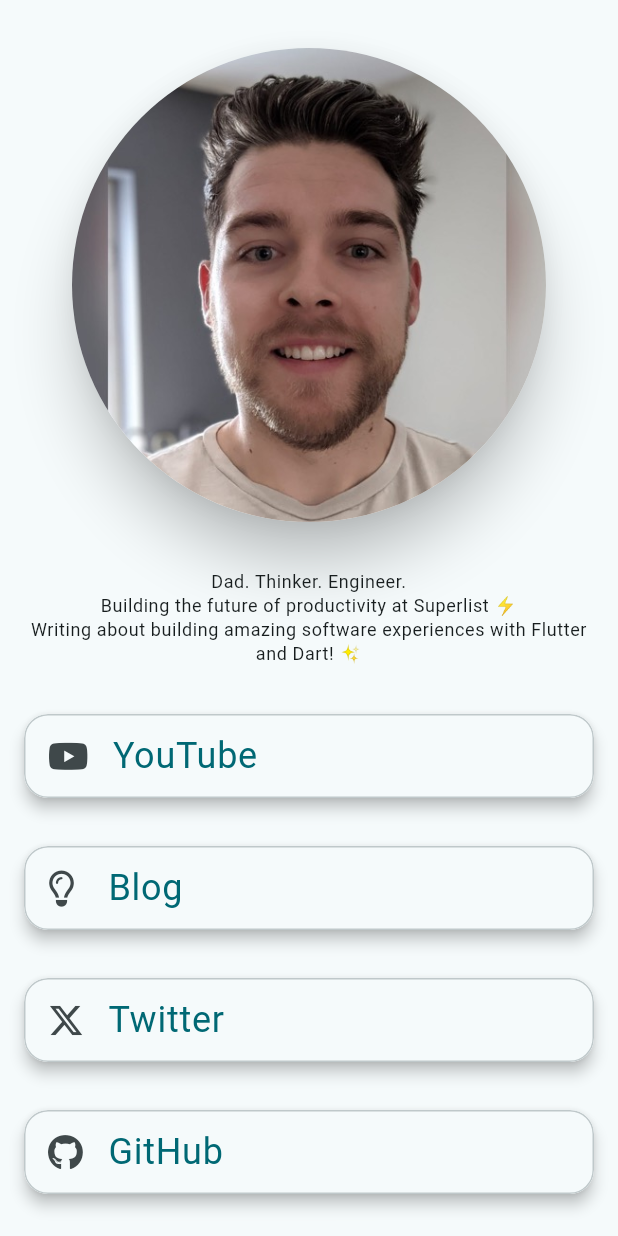
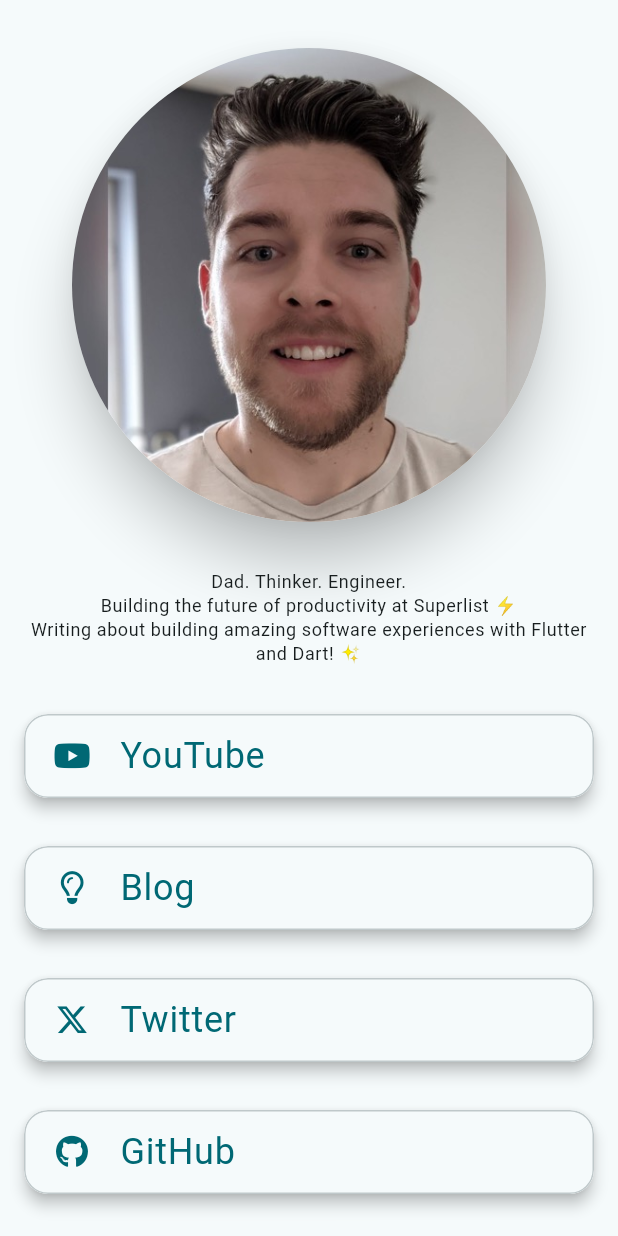
Before and after one commit to CillianMyles/cillianmyles.com, a Flutter app: the screen it shows after launch, on a phone screen of 412 x 824 dp. Run offline on Flutter 3.47's test engine with Material 3 defaults, Android fonts, the phone set to English and light mode, and no system bars; our stand-ins replace font_awesome_flutter.

Commit message:
chore: align the leading icons properly

```diff
--- a/lib/main.dart
+++ b/lib/main.dart
@@ -129,7 +129,7 @@
   const _Tiles._();
 
   static final youTube = _TileData(
-    icon: const FaIcon(FontAwesomeIcons.youtube),
+    iconData: FontAwesomeIcons.youtube,
     title: 'YouTube',
     keyLabel: 'Y',
     keyboardKey: LogicalKeyboardKey.keyY,
@@ -137,7 +137,7 @@
   );
 
   static final blog = _TileData(
-    icon: const FaIcon(FontAwesomeIcons.lightbulb),
+    iconData: FontAwesomeIcons.lightbulb,
     title: 'Blog',
     keyLabel: 'B',
     keyboardKey: LogicalKeyboardKey.keyB,
@@ -145,7 +145,7 @@
   );
 
   static final twitter = _TileData(
-    icon: const FaIcon(FontAwesomeIcons.xTwitter),
+    iconData: FontAwesomeIcons.xTwitter,
     title: 'Twitter',
     keyLabel: 'X',
     keyboardKey: LogicalKeyboardKey.keyX,
@@ -153,7 +153,7 @@
   );
 
   static final gitHub = _TileData(
-    icon: const FaIcon(FontAwesomeIcons.github),
+    iconData: FontAwesomeIcons.github,
     title: 'GitHub',
     keyLabel: 'G',
     keyboardKey: LogicalKeyboardKey.keyG,
@@ -161,7 +161,7 @@
   );
 
   static final linkedIn = _TileData(
-    icon: const FaIcon(FontAwesomeIcons.linkedin),
+    iconData: FontAwesomeIcons.linkedin,
     title: 'LinkedIn',
     keyLabel: 'L',
     keyboardKey: LogicalKeyboardKey.keyL,
@@ -171,14 +171,14 @@
 
 class _TileData {
   _TileData({
-    required this.icon,
+    required this.iconData,
     required this.title,
     required this.keyLabel,
     required this.keyboardKey,
     required this.url,
   }) : focusNode = FocusNode(debugLabel: keyLabel);
 
-  final FaIcon icon;
+  final IconData iconData;
   final String title;
   final String keyLabel;
   final LogicalKeyboardKey keyboardKey;
@@ -242,7 +242,9 @@
             : Text(widget.data.keyLabel),
       );
     } else {
-      icon = widget.data.icon;
+      icon = _Icon(
+        iconData: widget.data.iconData,
+      );
     }
 
     final tile = Actions(
@@ -338,6 +340,29 @@
   }
 }
 
+class _Icon extends StatelessWidget {
+  const _Icon({
+    required this.iconData,
+  });
+
+  final IconData iconData;
+
+  @override
+  Widget build(BuildContext context) {
+    final theme = Theme.of(context);
+    return Container(
+      width: 32,
+      height: 32,
+      alignment: Alignment.center,
+      child: FaIcon(
+        iconData,
+        size: 22,
+        color: theme.colorScheme.primary,
+      ),
+    );
+  }
+}
+
 class _ConstrainedContent extends StatelessWidget {
   const _ConstrainedContent({
     this.alignment = Alignment.center,
```
